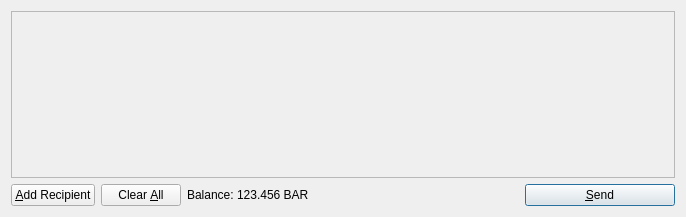
Before: the Qt Designer form src/qt/forms/sendcoinsdialog.ui in kolopeda/beancoin, drawn with Qt 5.
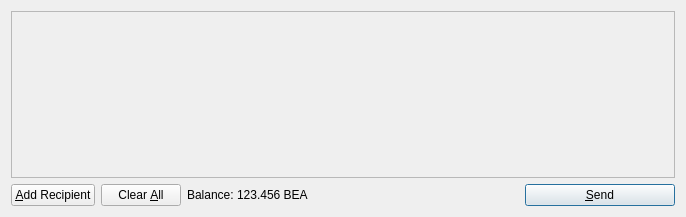
After: the same form once the commit is applied. Icons and pictures are not drawn.

```diff
--- a/src/qt/forms/sendcoinsdialog.ui
+++ b/src/qt/forms/sendcoinsdialog.ui
@@ -119,7 +119,7 @@
           <cursorShape>IBeamCursor</cursorShape>
          </property>
          <property name="text">
-          <string>123.456 BAR</string>
+          <string>123.456 BEA</string>
          </property>
          <property name="textInteractionFlags">
           <set>Qt::LinksAccessibleByMouse|Qt::TextSelectableByKeyboard|Qt::TextSelectableByMouse</set>
```
